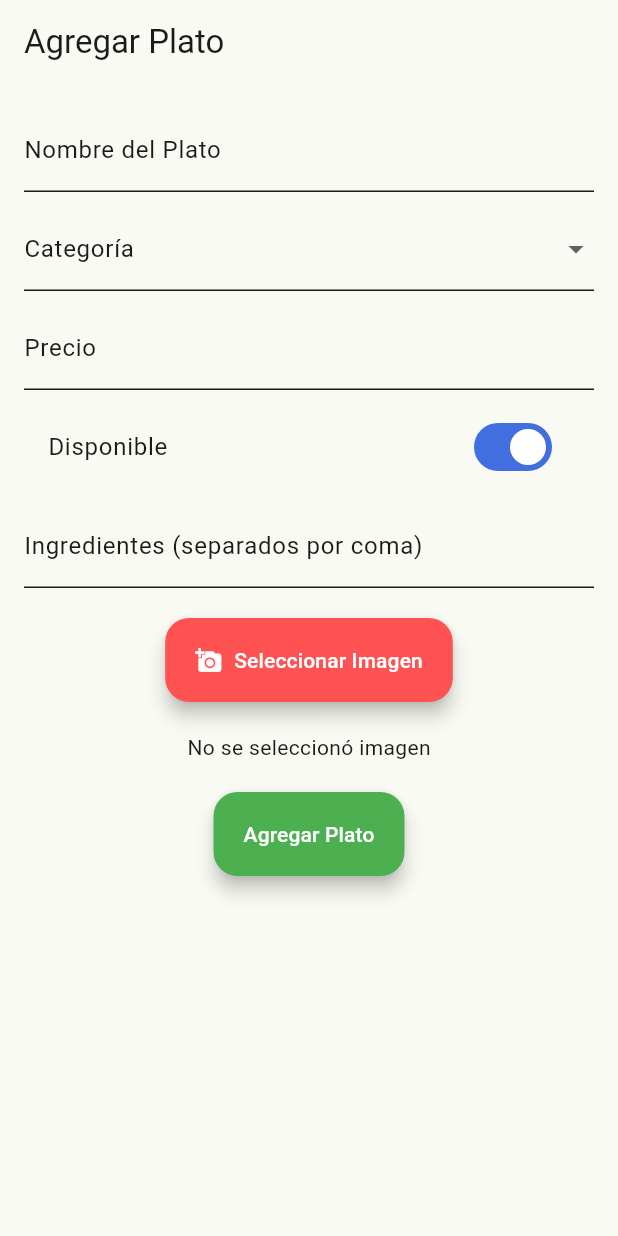
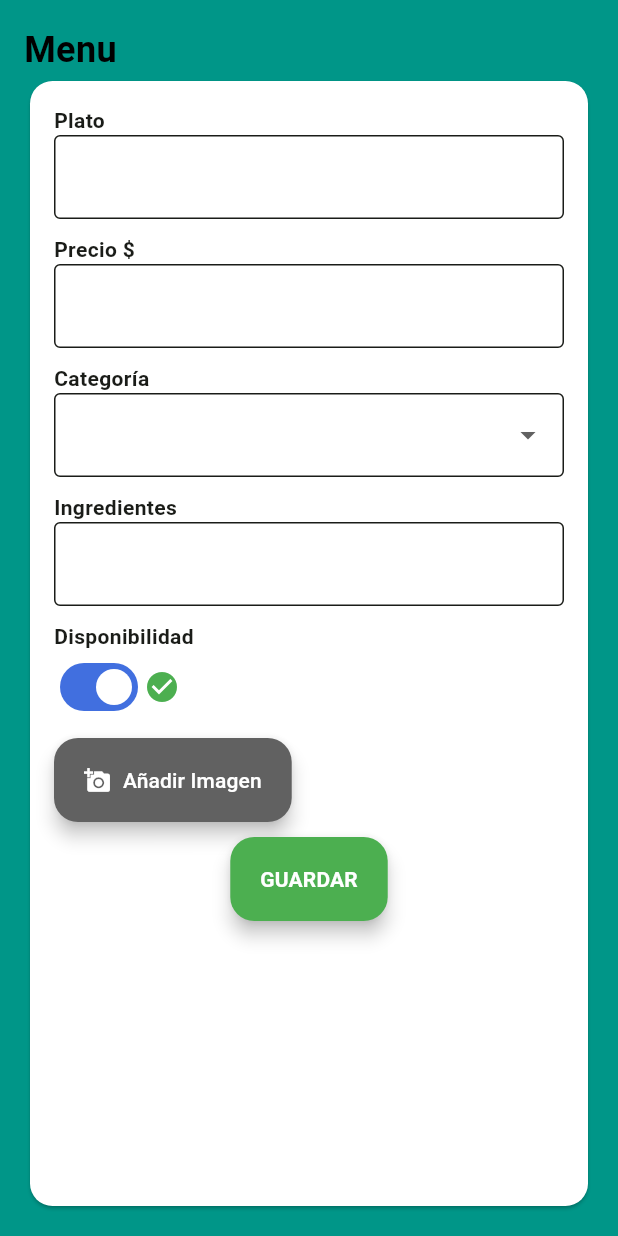
Before and after one commit to Sygyd/LeBrunchApp, a Flutter app: the screen it shows after launch, on a phone screen of 412 x 824 dp. Run offline on Flutter 3.47's test engine with Material 3 defaults, Android fonts, the light colour scheme and no system bars; our stand-ins replace file_picker.

Commit message:
diseno_add_dish_.0.1

```diff
--- a/lib/UI_Screens/Admin_Screens/AddDishScreen.dart
+++ b/lib/UI_Screens/Admin_Screens/AddDishScreen.dart
@@ -1,7 +1,7 @@
-import 'dart:convert';
-import 'dart:typed_data';
 import 'package:flutter/material.dart';
 import 'package:file_picker/file_picker.dart';
+import 'dart:typed_data';
+import 'dart:convert';
 import 'package:image/image.dart' as img;
 import 'package:flutter/foundation.dart';
 import '/Api_services/menu/add_dish_service.dart';
@@ -19,24 +19,13 @@ class _AddDishScreenState extends State<AddDishScreen> {
   final TextEditingController _priceController = TextEditingController();
   final TextEditingController _ingredientsController = TextEditingController();
 
-  bool _isAvailable = true; // Estado del switch
+  bool _isAvailable = true;
   PlatformFile? _selectedFile;
-  String? _selectedCategory; // Almacena la categoría seleccionada
-
-  final List<String> _categories = [
-    'Tablas',
-    'Panquecas',
-    'Tostadas francesas',
-    'Gofres',
-    'Omelettes',
-  ];
+  String? _selectedCategory;
+  final List<String> _categories = ['Tablas', 'Panquecas', 'Tostadas francesas', 'Gofres', 'Omelettes'];
 
   Future<void> _pickImage() async {
-    final result = await FilePicker.platform.pickFiles(
-      type: FileType.image,
-      allowMultiple: false,
-    );
-
+    final result = await FilePicker.platform.pickFiles(type: FileType.image, allowMultiple: false);
     if (result != null) {
       setState(() {
         _selectedFile = result.files.first;
@@ -44,52 +33,25 @@ class _AddDishScreenState extends State<AddDishScreen> {
     }
   }
 
-  Future<String?> _compressAndUploadImage(PlatformFile file) async {
-    return await compute(_processImage, file.bytes);
-  }
-
-  static String? _processImage(Uint8List? bytes) {
-    if (bytes == null) return null;
-    final image = img.decodeImage(bytes);
-    if (image != null) {
-      final resizedImage = img.copyResize(image, width: 600, height: 600);
-      final compressedImage = img.encodeJpg(resizedImage, quality: 80);
-      return base64Encode(Uint8List.fromList(compressedImage));
-    }
-    return null;
-  }
-
   Future<void> _submitDish() async {
     if (!_formKey.currentState!.validate()) return;
-
     final dish = {
       'nombre': _nameController.text,
-      'categoria': _selectedCategory, // Se usa la categoría seleccionada
+      'categoria': _selectedCategory,
       'precio': double.tryParse(_priceController.text) ?? 0.0,
       'disponibilidad': _isAvailable,
       'ingredientes': _ingredientsController.text.split(','),
     };
 
-    if (_selectedFile != null) {
-      final compressedImage = await _compressAndUploadImage(_selectedFile!);
-      if (compressedImage != null) {
-        dish['imagen_url'] = compressedImage;
-      }
-    }
-
     final menuService = MenuService();
     try {
       final isSuccess = await menuService.submitDish(dish);
       if (isSuccess) {
-        ScaffoldMessenger.of(context).showSnackBar(
-          const SnackBar(content: Text('Plato agregado exitosamente')),
-        );
+        ScaffoldMessenger.of(context).showSnackBar(const SnackBar(content: Text('Plato agregado exitosamente')));
         _clearForm();
       }
     } catch (e) {
-      ScaffoldMessenger.of(
-        context,
-      ).showSnackBar(SnackBar(content: Text('Error al agregar plato: $e')));
+      ScaffoldMessenger.of(context).showSnackBar(SnackBar(content: Text('Error al agregar plato: $e')));
     }
   }
 
@@ -101,116 +63,93 @@ class _AddDishScreenState extends State<AddDishScreen> {
     setState(() {
       _selectedFile = null;
       _isAvailable = true;
-      _selectedCategory = null; // Restablecer la categoría
+      _selectedCategory = null;
     });
   }
 
   @override
   Widget build(BuildContext context) {
     return Scaffold(
-      appBar: AppBar(title: const Text('Agregar Plato')),
+      backgroundColor: Colors.teal,
       body: Padding(
+        padding: const EdgeInsets.all(16.0),
+        child: Column(
+          crossAxisAlignment: CrossAxisAlignment.start,
+          children: [
+            const Text('Menu', style: TextStyle(fontSize: 24, fontWeight: FontWeight.bold, color: Colors.black)),
+            Expanded(
+              child: Card(
+                color: Colors.white,
+                shape: RoundedRectangleBorder(borderRadius: BorderRadius.circular(15)),
+                child: Padding(
                   padding: const EdgeInsets.all(16.0),
                   child: Form(
                     key: _formKey,
                     child: SingleChildScrollView(
                       child: Column(
+                        crossAxisAlignment: CrossAxisAlignment.start,
                         children: [
-                TextFormField(
-                  controller: _nameController,
-                  decoration: const InputDecoration(
-                    labelText: 'Nombre del Plato',
-                  ),
-                  validator:
-                      (value) => value!.isEmpty ? 'Campo requerido' : null,
+                          const Text('Plato', style: TextStyle(fontWeight: FontWeight.bold)),
+                          TextFormField(controller: _nameController, decoration: const InputDecoration(border: OutlineInputBorder())),
+                          const SizedBox(height: 10),
+
+                          const Text('Precio \$', style: TextStyle(fontWeight: FontWeight.bold)),
+                          TextFormField(controller: _priceController, keyboardType: TextInputType.number, decoration: const InputDecoration(border: OutlineInputBorder())),
+                          const SizedBox(height: 10),
+
+                          const Text('Categoría', style: TextStyle(fontWeight: FontWeight.bold)),
+                          DropdownButtonFormField<String>(
+                            value: _selectedCategory,
+                            items: _categories.map((category) {
+                              return DropdownMenuItem(value: category, child: Text(category));
+                            }).toList(),
+                            onChanged: (value) => setState(() => _selectedCategory = value),
+                            decoration: const InputDecoration(border: OutlineInputBorder()),
                           ),
                           const SizedBox(height: 10),
 
-                DropdownButtonFormField<String>(
-                  decoration: const InputDecoration(labelText: 'Categoría'),
-                  value: _selectedCategory,
-                  items:
-                      _categories.map((category) {
-                        return DropdownMenuItem(
-                          value: category,
-                          child: Text(category),
-                        );
-                      }).toList(),
-                  onChanged: (value) {
-                    setState(() {
-                      _selectedCategory = value;
-                    });
-                  },
-                  validator:
-                      (value) =>
-                          value == null ? 'Seleccione una categoría' : null,
+                          const Text('Ingredientes', style: TextStyle(fontWeight: FontWeight.bold)),
+                          TextFormField(controller: _ingredientsController, decoration: const InputDecoration(border: OutlineInputBorder())),
+                          const SizedBox(height: 10),
+
+                          const Text('Disponibilidad', style: TextStyle(fontWeight: FontWeight.bold)),
+                          Row(
+                            children: [
+                              Switch(value: _isAvailable, onChanged: (value) => setState(() => _isAvailable = value)),
+                              Icon(_isAvailable ? Icons.check_circle : Icons.cancel, color: _isAvailable ? Colors.green : Colors.red),
+                            ],
                           ),
                           const SizedBox(height: 10),
-
-                TextFormField(
-                  controller: _priceController,
-                  decoration: const InputDecoration(labelText: 'Precio'),
-                  keyboardType: TextInputType.number,
-                  validator:
-                      (value) =>
-                          (double.tryParse(value!) == null)
-                              ? 'Ingrese un número válido'
-                              : null,
-                ),
-                const SizedBox(height: 10),
-
-                SwitchListTile(
-                  title: const Text("Disponible"),
-                  value: _isAvailable,
-                  onChanged: (value) {
-                    setState(() {
-                      _isAvailable = value;
-                    });
-                  },
-                ),
-                const SizedBox(height: 10),
-
-                TextFormField(
-                  controller: _ingredientsController,
-                  decoration: const InputDecoration(
-                    labelText: 'Ingredientes (separados por coma)',
-                  ),
-                  validator:
-                      (value) => value!.isEmpty ? 'Campo requerido' : null,
-                ),
-                const SizedBox(height: 20),
 
                           ElevatedButton.icon(
                             onPressed: _pickImage,
                             icon: const Icon(Icons.add_a_photo),
-                  label: const Text('Seleccionar Imagen'),
-                  style: ElevatedButton.styleFrom(
-                    backgroundColor: Colors.redAccent,
+                            label: const Text('Añadir Imagen'),
+                            style: ElevatedButton.styleFrom(backgroundColor: Colors.grey[700]),
                           ),
+                          _selectedFile != null ? Padding(
+                            padding: const EdgeInsets.symmetric(vertical: 10),
+                            child: Image.memory(_selectedFile!.bytes!, height: 100, fit: BoxFit.cover),
+                          ) : const SizedBox.shrink(),
+                          const SizedBox(height: 10),
+
+                          Center(
+                            child: ElevatedButton(
+                              onPressed: _submitDish,
+                              style: ElevatedButton.styleFrom(backgroundColor: Colors.green),
+                              child: const Text('GUARDAR', style: TextStyle(fontWeight: FontWeight.bold)),
                             ),
-                const SizedBox(height: 20),
-
-                _selectedFile != null
-                    ? Image.memory(
-                      _selectedFile!.bytes!,
-                      height: 100,
-                      fit: BoxFit.cover,
-                    )
-                    : const Center(child: Text('No se seleccionó imagen')),
-                const SizedBox(height: 20),
-
-                ElevatedButton(
-                  onPressed: _submitDish,
-                  style: ElevatedButton.styleFrom(
-                    backgroundColor: Colors.green,
-                  ),
-                  child: const Text('Agregar Plato'),
                           ),
                         ],
                       ),
                     ),
                   ),
                 ),
+              ),
+            ),
+          ],
+        ),
+      ),
     );
   }
 }
```
Lines whose indentation alone changed are shown as unchanged.
